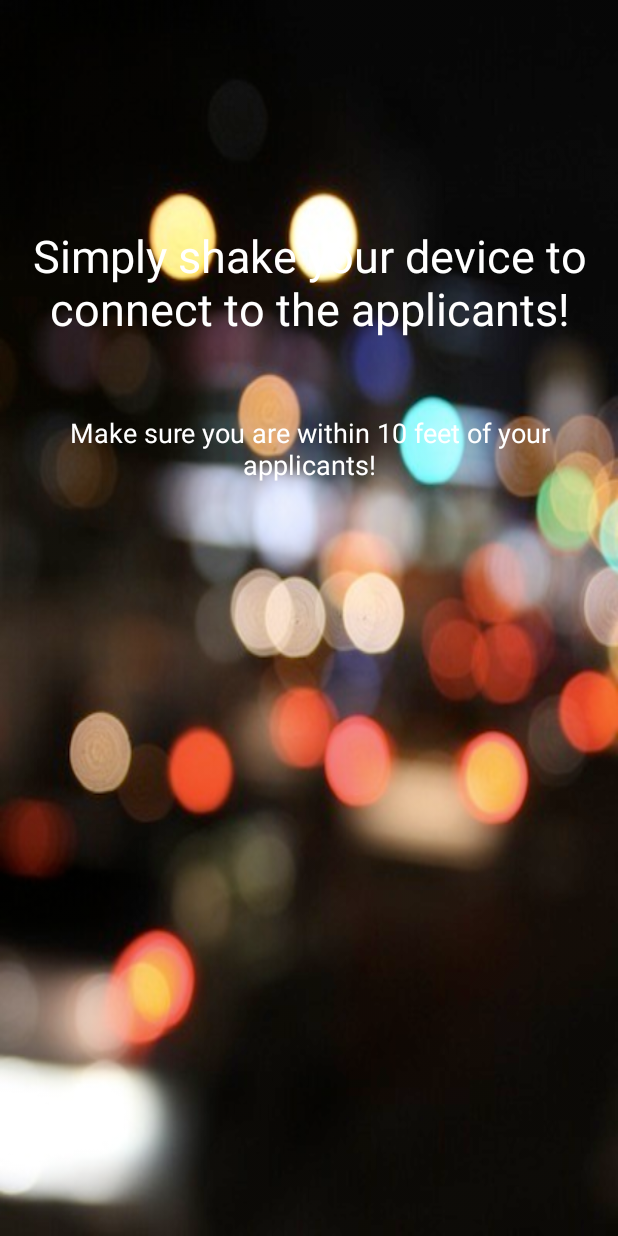
After one commit to jeff-w/shake_in, an Android app: the RecruiterShakeActivity screen opened directly, with no data from a screen before it, on a phone screen of 412 x 824 dp. The commit adds this screen. Run offline under Robolectric (Android 15) with nearby library versions, the phone set to English and light mode, and no system bars.

Commit message:
Recruiter stuff added

```diff
--- a/app/src/main/AndroidManifest.xml
+++ b/app/src/main/AndroidManifest.xml
@@ -41,6 +41,10 @@
             android:name=".RecruiterSignupActivity"
             android:screenOrientation="portrait" >
         </activity>
+        <activity
+            android:name=".RecruiterShakeActivity"
+            android:screenOrientation="portrait" >
+        </activity>
     </application>
 
 </manifest>
--- /dev/null
+++ b/app/src/main/java/com/djkim/shake/RecruiterShakeActivity.java
@@ -0,0 +1,106 @@
+package com.djkim.shake;
+
+import android.app.Activity;
+import android.content.Context;
+import android.hardware.Sensor;
+import android.hardware.SensorEvent;
+import android.hardware.SensorEventListener;
+import android.hardware.SensorManager;
+import android.os.Bundle;
+import android.widget.Toast;
+
+/**
+ * Created by dongjoonkim on 7/18/15.
+ */
+public class RecruiterShakeActivity extends Activity {
+    private SensorManager mSensorManager;
+
+    private float xAccel;
+    private float yAccel;
+    private float zAccel;
+
+    private float xPreviousAccel;
+    private float yPreviousAccel;
+    private float zPreviousAccel;
+
+    private boolean firstUpdate = true;
+
+    private final float shakeThreshold = 10.0f;
+
+    private boolean shakeInitiated = false;
+
+    private double longitude;
+    private double latitude;
+
+    private final SensorEventListener mSensorEventListener = new SensorEventListener() {
+        @Override
+        public void onSensorChanged(SensorEvent event) {
+            updateAccelParameters(event.values[0], event.values[1], event.values[2]);
+            if ((!shakeInitiated) && isAccelerationChanged()) {
+                shakeInitiated = true;
+            } else if ((shakeInitiated) && isAccelerationChanged()) {
+                executeShakeAction();
+            } else if ((shakeInitiated) && (!isAccelerationChanged())) {
+                shakeInitiated = false;
+            }
+        }
+
+        @Override
+        public void onAccuracyChanged(Sensor sensor, int accuracy) {
+
+        }
+    };
+
+    @Override
+    protected void onCreate(Bundle savedInstanceState) {
+        super.onCreate(savedInstanceState);
+        setContentView(R.layout.recruiter_shake_page);
+
+        mSensorManager = (SensorManager) getSystemService(Context.SENSOR_SERVICE);
+        mSensorManager.registerListener(mSensorEventListener, mSensorManager
+                        .getDefaultSensor(Sensor.TYPE_ACCELEROMETER),
+                SensorManager.SENSOR_DELAY_NORMAL);
+
+        GPSTracker gpsTracker = new GPSTracker(this);
+        if (gpsTracker.getIsGPSTrackingEnabled())
+        {
+            longitude = gpsTracker.getLongitude();
+            latitude = gpsTracker.getLatitude();
+        }
+        else
+        {
+            Toast.makeText(this, "Location tracking is not available", Toast.LENGTH_SHORT).show();
+        }
+    }
+
+    /* Store the acceleration values given by the sensor */
+    private void updateAccelParameters(float xNewAccel, float yNewAccel, float zNewAccel) {
+        if (firstUpdate) {
+            xPreviousAccel = xNewAccel;
+            yPreviousAccel = yNewAccel;
+            zPreviousAccel = zNewAccel;
+            firstUpdate = false;
+        } else {
+            xPreviousAccel = xAccel;
+            yPreviousAccel = yAccel;
+            zPreviousAccel = zAccel;
+        }
+        xAccel = xNewAccel;
+        yAccel = yNewAccel;
+        zAccel = zNewAccel;
+    }
+
+    private boolean isAccelerationChanged() {
+        float deltaX = Math.abs(xPreviousAccel - xAccel);
+        float deltaY = Math.abs(yPreviousAccel - yAccel);
+        float deltaZ = Math.abs(zPreviousAccel - zAccel);
+        return (deltaX > shakeThreshold && deltaY > shakeThreshold)
+                || (deltaX > shakeThreshold && deltaZ > shakeThreshold)
+                || (deltaY > shakeThreshold && deltaZ > shakeThreshold);
+    }
+
+    private void executeShakeAction() {
+        Toast.makeText(this, "" + latitude + " " + longitude, Toast.LENGTH_SHORT).show();
+        shakeInitiated = false;
+    }
+}
--- a/app/src/main/java/com/djkim/shake/RecruiterSignupActivity.java
+++ b/app/src/main/java/com/djkim/shake/RecruiterSignupActivity.java
@@ -1,6 +1,7 @@
 package com.djkim.shake;
 
 import android.app.Activity;
+import android.content.Intent;
 import android.os.Bundle;
 import android.view.View;
 
@@ -16,6 +17,7 @@ public class RecruiterSignupActivity extends Activity {
 
     // TODO: Check if all of the fields are filled out and send all of the data to the server and get the USER_ID
     public void recruiterJoinNowClicked(View view) {
-
+        Intent shakeIntent = new Intent(this, RecruiterShakeActivity.class);
+        startActivity(shakeIntent);
     }
 }
--- /dev/null
+++ b/app/src/main/res/layout/recruiter_shake_page.xml
@@ -0,0 +1,36 @@
+<?xml version="1.0" encoding="UTF-8"?>
+<ScrollView xmlns:android="http://schemas.android.com/apk/res/android"
+    android:layout_width="match_parent"
+    android:layout_height="match_parent"
+    android:background="@drawable/main">
+
+    <LinearLayout
+        android:layout_width="match_parent"
+        android:layout_height="wrap_content"
+        android:orientation="vertical">
+
+        <TextView
+            android:id="@+id/shake_to_apply"
+            android:textColor="@color/white"
+            android:textSize="30sp"
+            android:layout_width="match_parent"
+            android:layout_height="wrap_content"
+            android:layout_gravity="center"
+            android:gravity="center"
+            android:layout_marginTop="150dp"
+            android:text="@string/shake_and_create" />
+
+        <TextView
+            android:id="@+id/helper_text"
+            android:layout_width="match_parent"
+            android:layout_height="wrap_content"
+            android:textColor="@color/white"
+            android:textSize="18sp"
+            android:layout_gravity="center"
+            android:gravity="center"
+            android:layout_marginTop="50dp"
+            android:text="@string/shake_helper_text_recruiter"
+            />
+
+    </LinearLayout>
+</ScrollView>
--- a/app/src/main/res/values/strings.xml
+++ b/app/src/main/res/values/strings.xml
@@ -24,7 +24,9 @@
         <item>Ph.D</item>
     </string-array>
     <string name="education_level_prompt">Choose an education level</string>
-    <string name="shake_and_apply">Shake your device to apply!</string>
+    <string name="shake_and_apply">Simply shake your device to apply!</string>
+    <string name="shake_and_create">Simply shake your device to connect to the applicants!</string>
     <string name="shake_helper_text">Make sure you are within 10 feet of your recruiter!</string>
+    <string name="shake_helper_text_recruiter">Make sure you are within 10 feet of your applicants!</string>
 
 </resources>
```
